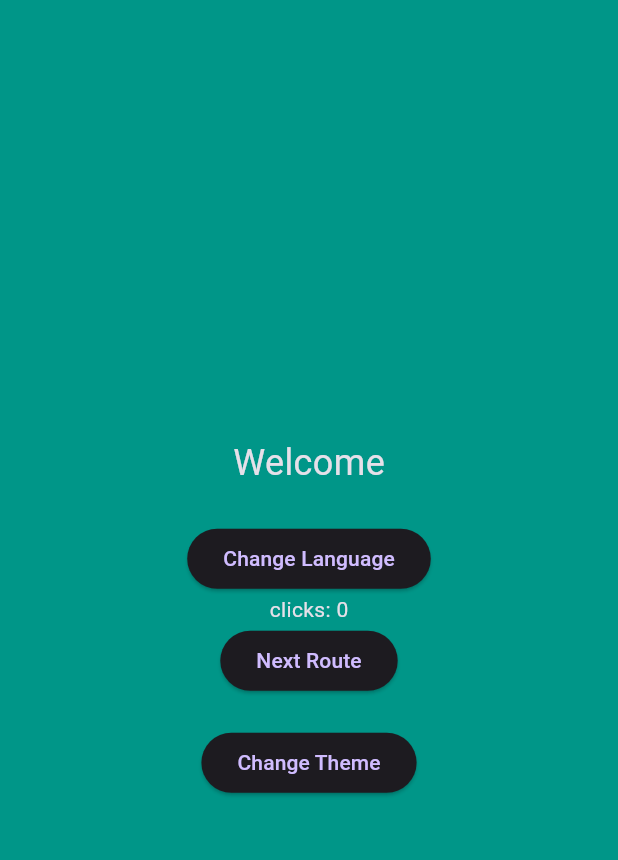
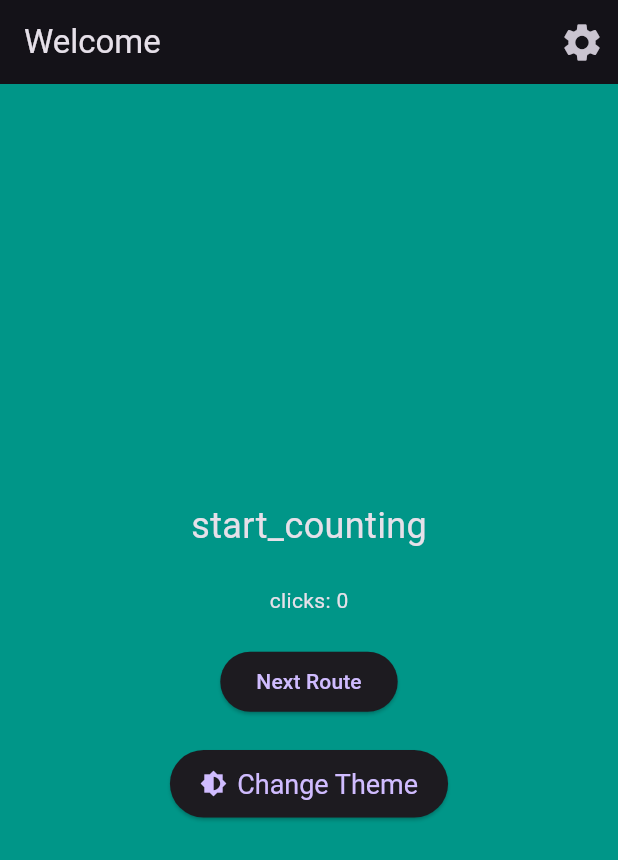
Before and after one commit to wijdan200/intern, a Flutter app: the screen it shows after launch, after a tap on "Change Theme", on a phone screen of 412 x 824 dp. Shown: the top 860 px of the screen. Run offline on Flutter 3.47's test engine with Material 3 defaults, Android fonts, the phone set to English and light mode, and no system bars; our stand-ins replace get.

Commit message:
Added Modifed code

```diff
--- a/lib/Homepage.dart
+++ b/lib/Homepage.dart
@@ -1,22 +1,28 @@
 import 'package:flutter/material.dart';
 import 'package:flutter_ex/Second.dart';
 import 'package:get/get.dart';
-import 'package:get/get_core/src/get_main.dart';
 
-class Homepage extends StatelessWidget{
- final controller =Get.put (Controller());
+// class Controller extends GetxController {
+//   int count = 0;
+
+//   void increment() {
+//     count++;
+//     update();
+//   }
+// }
+
+class Homepage extends StatelessWidget {
+  final controller = Get.put(Controller());
 
   @override
   Widget build(BuildContext context) {
     return Scaffold(
       backgroundColor: Colors.teal,
-     body: Center(
-        child: Column(
-          mainAxisAlignment: MainAxisAlignment.center,
-          children: [
-            Text('welcome'.tr, style: TextStyle(fontSize: 24)),
-            SizedBox(height: 23),
-            ElevatedButton(
+      appBar: AppBar(
+        title: Text('welcome'.tr),
+        actions: [
+          IconButton(
+            icon: Icon(Icons.settings, size: 30),
             onPressed: () {
               if (Get.locale == Locale('en', 'US')) {
                 Get.updateLocale(Locale('ar', 'AR'));
@@ -24,31 +30,39 @@ class Homepage extends StatelessWidget{
                 Get.updateLocale(Locale('en', 'US'));
               }
             },
-              child: Text('change_language'.tr),
           ),
+        ],
+      ),
+      body: Center(
+        child: Column(
+          mainAxisAlignment: MainAxisAlignment.center,
+          children: [
+            Text('start_counting'.tr, style: TextStyle(fontSize: 24)),
+            SizedBox(height: 23),
             GetBuilder<Controller>(
-                builder: (_) => Text(
-                      'clicks: ${controller.count}',
-                    )),
-
+              builder: (_) => Text('clicks: ${controller.count}'),
+            ),
+            SizedBox(height: 20),
             ElevatedButton(
-  child: Text('Next Route'),
+              child: Text('Next_Route'.tr),
               onPressed: () {
                 Get.to(() => Second());
               },
-),SizedBox(height: 20),
-ElevatedButton(
-  child: Text('Change Theme'),
+            ),
+            SizedBox(height: 20),
+            ElevatedButton.icon(
+              icon: Icon(Icons.brightness_6),
+              label: Text('Change_Theme'.tr),
+              style: ElevatedButton.styleFrom(
+                padding: EdgeInsets.symmetric(horizontal: 20, vertical: 12),
+                textStyle: TextStyle(fontSize: 18),
+              ),
               onPressed: () {
-    Get.changeTheme(
-      Get.isDarkMode ? ThemeData.light() : ThemeData.dark(),
+                Get.changeThemeMode(
+                  Get.isDarkMode ? ThemeMode.light : ThemeMode.dark,
                 );
               },
             ),
-
-
-
-
           ],
         ),
       ),
--- a/lib/main.dart
+++ b/lib/main.dart
@@ -10,6 +10,12 @@ void main() {
     translations: MyTranslations(),
     locale: Get.deviceLocale,
     fallbackLocale: Locale('en', 'US'),
+    theme: ThemeData.light(),
+    darkTheme: ThemeData.dark(),
+    themeMode: ThemeMode.light,
+
+
+
     home: Homepage(),
   ));
 }
--- a/lib/tran.dart
+++ b/lib/tran.dart
@@ -7,19 +7,27 @@ class MyTranslations extends Translations {
           'hello': 'Hello',
           'welcome': 'Welcome',
           'change_language': 'Change Language',
+          'Next_Route':'Next Route',
+           'Change_Theme': 'Change Theme'
+           ,'Start_counting': 'Start counting',
+           'clicks': 'Clicks'
         },
         'ar_AR': {
           'hello': 'مرحبا',
           'welcome': 'أهلا وسهلا',
           'change_language': 'تغيير اللغة',
+           'Next_Route':'التالي',
+           'Change_Theme': 'تغيير الثيم',
+           'start_counting': 'ابدأ العد',
+           'clicks': 'أضغط',
         },
-         'pt_BR': {
-          'hello': 'Olá do Brasil',
-          'welcome':'...',
-          'change_language':'....'
+        //  'pt_BR': {
+        //   'hello': 'Olá do Brasil',
+        //   'welcome':'...',
+        //   'change_language':'....'
 
 
-        },
+        // },
       };
 
 }
```
Lines whose indentation alone changed are shown as unchanged.
